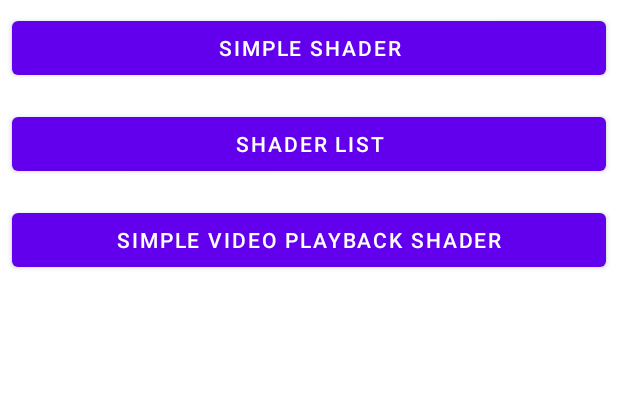
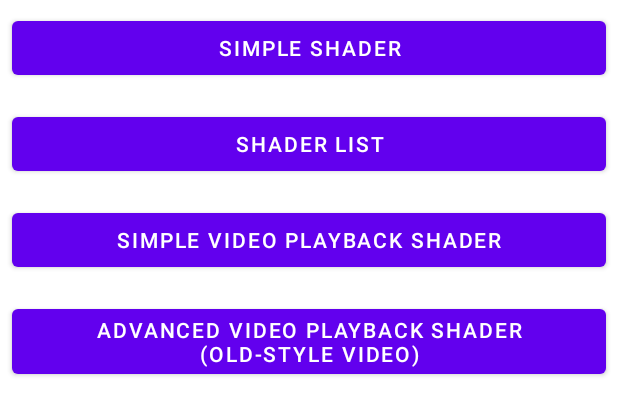
Before and after one commit to appspell/ShaderView, an Android app: the layout activity_menu.xml on its own in the app's theme, with its tools: preview values and no code run, on a phone screen of 412 x 824 dp. Shown: the top 415 px of the screen. Run offline under Robolectric (Android 15) with nearby library versions, the phone set to English and light mode, and no system bars.

```diff
--- a/demo/src/main/AndroidManifest.xml
+++ b/demo/src/main/AndroidManifest.xml
@@ -10,13 +10,16 @@
         android:supportsRtl="true"
         android:theme="@style/Theme.ShaderView">
         <activity android:name=".MenuActivity">
+
+        </activity>
+        <activity android:name=".VideoActivity"></activity>
+        <activity android:name=".VideoAdvancedActivity">
             <intent-filter>
                 <action android:name="android.intent.action.MAIN" />
 
                 <category android:name="android.intent.category.LAUNCHER" />
             </intent-filter>
         </activity>
-        <activity android:name=".VideoActivity"></activity>
         <activity android:name=".SimpleShaderActivity"></activity>
         <activity android:name=".ShaderListActivity">
 
--- a/demo/src/main/java/com/appspell/shaderview/MenuActivity.kt
+++ b/demo/src/main/java/com/appspell/shaderview/MenuActivity.kt
@@ -14,6 +14,7 @@ class MenuActivity : AppCompatActivity() {
         binding.simpleShader.setOnClickListener { open(SimpleShaderActivity::class.java) }
         binding.shaderList.setOnClickListener { open(ShaderListActivity::class.java) }
         binding.simpleVideo.setOnClickListener { open(VideoActivity::class.java) }
+        binding.advancedVideo.setOnClickListener { open(VideoAdvancedActivity::class.java) }
     }
 
     private fun open(cls: Class<*>) = startActivity(Intent(this, cls))
--- a/demo/src/main/res/layout/activity_menu.xml
+++ b/demo/src/main/res/layout/activity_menu.xml
@@ -27,4 +27,11 @@
         android:layout_margin="@dimen/marging"
         android:layout_height="wrap_content"
         android:text="@string/button_simple_video_playback_shader"/>
+
+    <Button
+        android:id="@+id/advancedVideo"
+        android:layout_width="match_parent"
+        android:layout_margin="@dimen/marging"
+        android:layout_height="wrap_content"
+        android:text="@string/button_advanced_video_playback_shader"/>
 </LinearLayout>
--- a/demo/src/main/res/layout/activity_video.xml
+++ b/demo/src/main/res/layout/activity_video.xml
@@ -10,6 +10,7 @@
         android:id="@+id/shaderView"
         android:layout_width="200dp"
         android:layout_height="200dp"
+        android:elevation="4dp"
         app:layout_constraintBottom_toBottomOf="parent"
         app:layout_constraintEnd_toEndOf="parent"
         app:layout_constraintStart_toStartOf="parent"
--- a/demo/src/main/res/values/strings.xml
+++ b/demo/src/main/res/values/strings.xml
@@ -3,4 +3,5 @@
     <string name="button_shader_list">shader list</string>
     <string name="button_simple_shader">simple shader</string>
     <string name="button_simple_video_playback_shader">simple video playback shader</string>
+    <string name="button_advanced_video_playback_shader">advanced video playback shader (Old-style video)</string>
 </resources>
```
Also changed, not shown: demo/src/main/java/com/appspell/shaderview/VideoAdvancedActivity.kt (added, +93 -0 lines), 1 other file.
